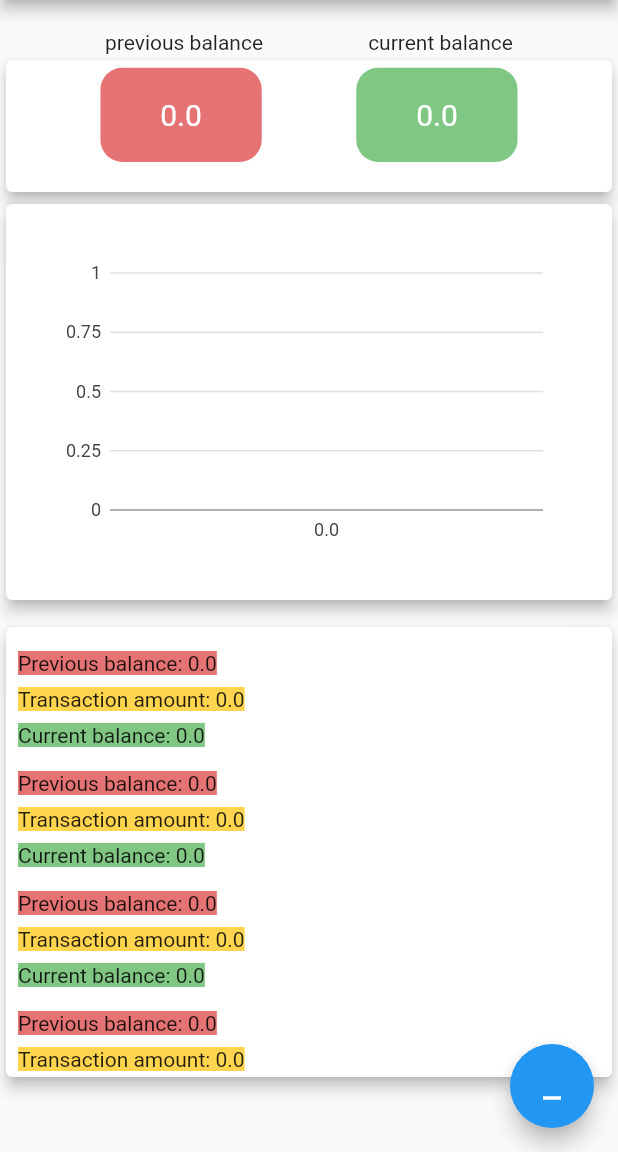
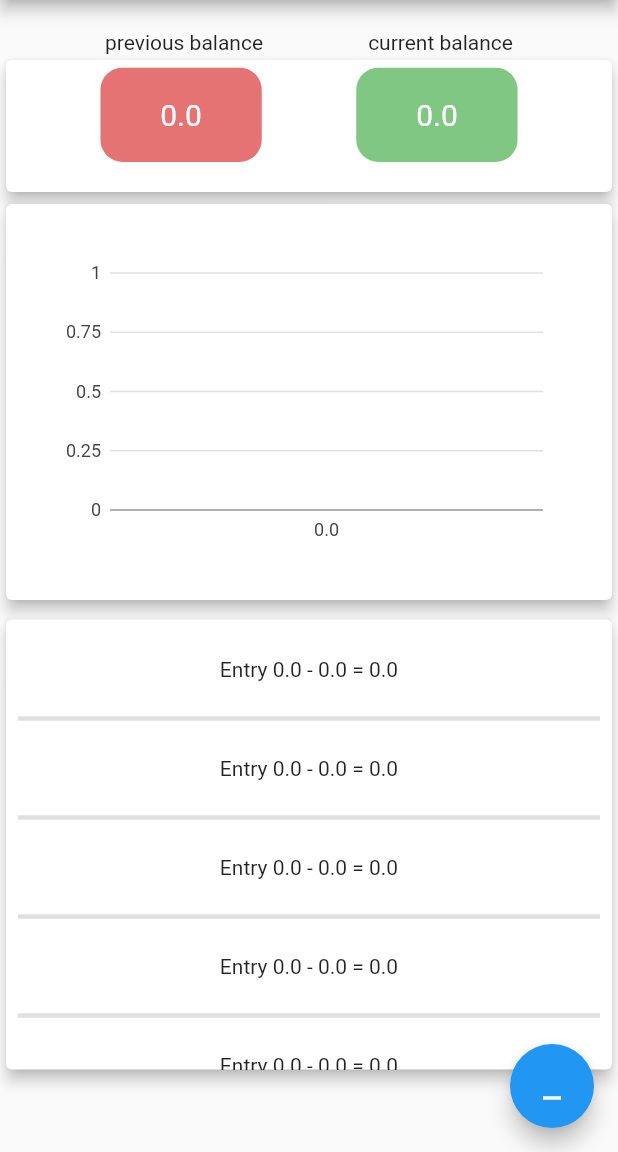
Before and after one commit to Petar81/Track-Bank-Expenses, a Flutter app: the screen it shows after launch, on a phone screen of 412 x 824 dp, the part 84-1236 px from its top. Run offline on Flutter 3.47's test engine with Material 2 defaults, Android fonts, the phone set to English and light mode, and no system bars; our stand-ins replace charts_flutter, firebase_core, firebase_database; accounts and stored records are empty.

Commit message:
change listView.builder with listView.separated

```diff
--- a/lib/screens/balance_overview.dart
+++ b/lib/screens/balance_overview.dart
@@ -161,64 +161,30 @@ class _BalanceOverviewState extends State<BalanceOverview> {
             child: chartWidget,
           ),
           const Padding(
-            padding: EdgeInsets.only(top: 10),
+            padding: EdgeInsets.only(top: 5),
           ),
           Card(
             elevation: 4,
             child: SizedBox(
               height: 300,
-              child: ListView.builder(
+              child: ListView.separated(
                 padding: const EdgeInsets.all(8),
                 itemCount: entries.length,
                 itemBuilder: (BuildContext context, int index) {
                   return SizedBox(
-                      height: 80,
+                    height: 50,
                     //color: Colors.amber.shade300,
-                      child: Column(
-                        children: <Widget>[
-                          Padding(
-                            padding: const EdgeInsets.only(top: 8),
-                            child: Row(
-                              children: <Widget>[
-                                Center(
-                                    child: Container(
-                                  color: Colors.red.shade300,
+                    child: Center(
                       child: Text(
-                                      'Previous balance: $showPreviousBalance'),
-                                )),
-                              ],
+                          'Entry $showPreviousBalance - $transactionAmount = $showCurrentBalance'),
+                    ),
+                  );
+                },
+                separatorBuilder: (BuildContext context, int index) =>
+                    const Divider(
+                  thickness: 3,
                 ),
               ),
-                          Padding(
-                            padding: const EdgeInsets.only(top: 8),
-                            child: Row(
-                              children: <Widget>[
-                                Center(
-                                    child: Container(
-                                  color: Colors.amber.shade300,
-                                  child: Text(
-                                      'Transaction amount: $transactionAmount'),
-                                )),
-                              ],
-                            ),
-                          ),
-                          Padding(
-                            padding: const EdgeInsets.only(top: 8),
-                            child: Row(
-                              children: <Widget>[
-                                Center(
-                                    child: Container(
-                                  color: Colors.green.shade300,
-                                  child: Text(
-                                      'Current balance: $showCurrentBalance'),
-                                )),
-                              ],
-                            ),
-                          ),
-                        ],
-                      ),
-                    );
-                  }),
             ),
           ),
         ],
```
Lines whose indentation alone changed are shown as unchanged.
